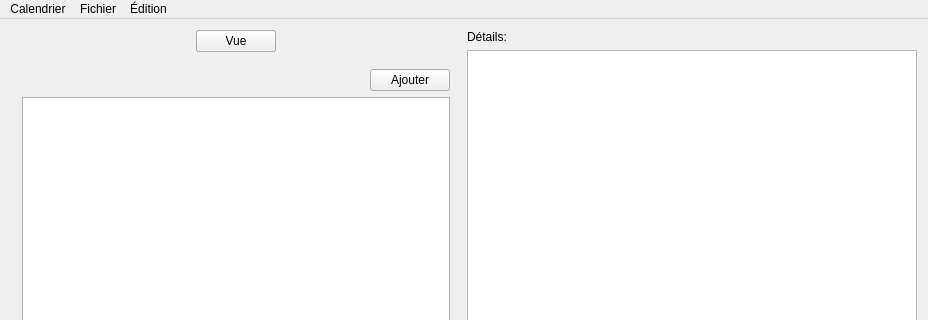
This is VECalendar/mainwindow.ui in gnuvince/IFT2905-TP2 as Qt 5 draws it before an edit; both pictures show x 0 to 928 and y 0 to 320 of the 928 by 601 pixel window. The edited form follows.
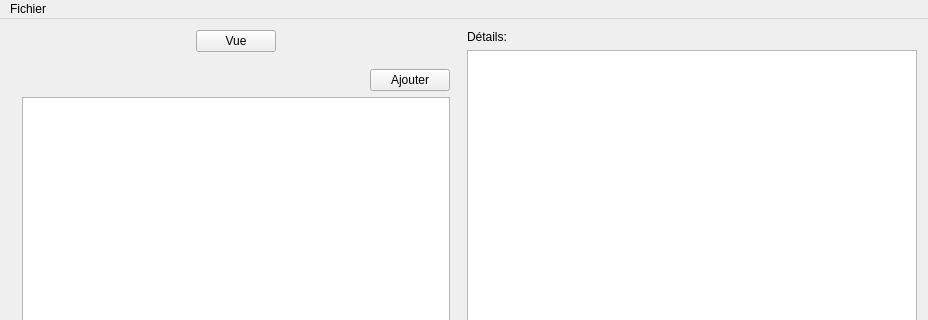
This is the edited form. Icons and pictures are not drawn.

The edit to the form file:
```diff
--- a/VECalendar/mainwindow.ui
+++ b/VECalendar/mainwindow.ui
@@ -367,24 +367,12 @@
      <height>25</height>
     </rect>
    </property>
-   <widget class="QMenu" name="menuCalendrier">
-    <property name="title">
-     <string>Calendrier</string>
-    </property>
-   </widget>
-   <widget class="QMenu" name="menuEdition">
-    <property name="title">
-     <string>Édition</string>
-    </property>
-   </widget>
    <widget class="QMenu" name="menuFichier">
     <property name="title">
      <string>Fichier</string>
     </property>
    </widget>
-   <addaction name="menuCalendrier"/>
    <addaction name="menuFichier"/>
-   <addaction name="menuEdition"/>
   </widget>
   <widget class="QStatusBar" name="statusBar"/>
  </widget>
```
Left out of the diff: 19 changed lines with no effect on the pictures.
